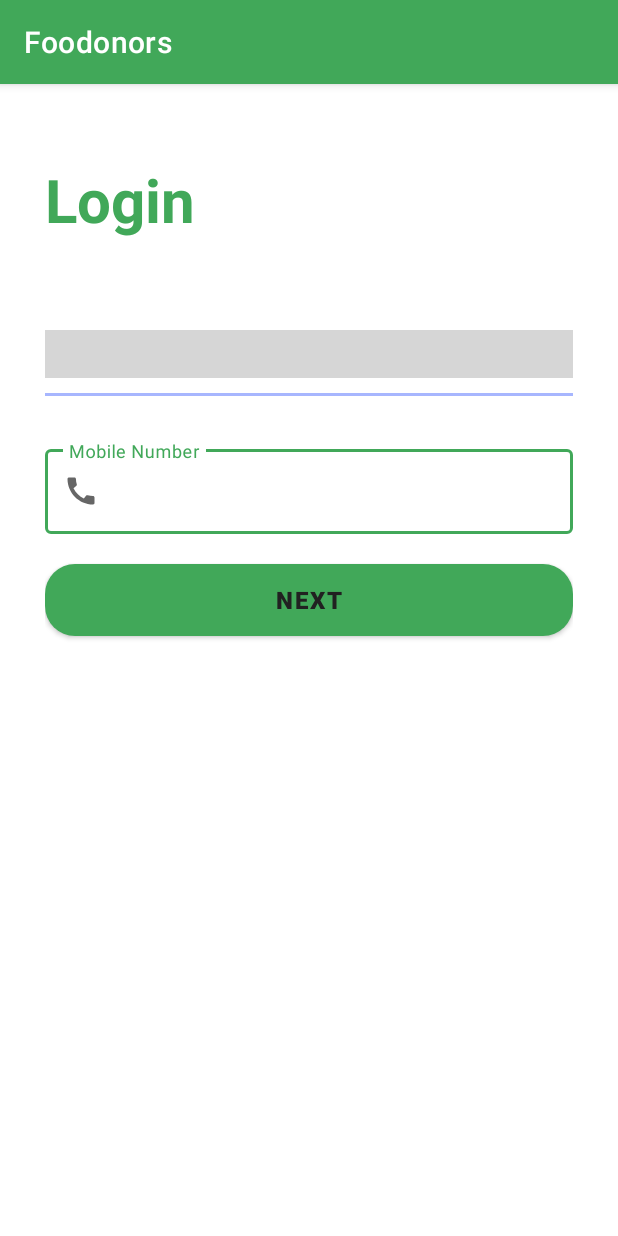
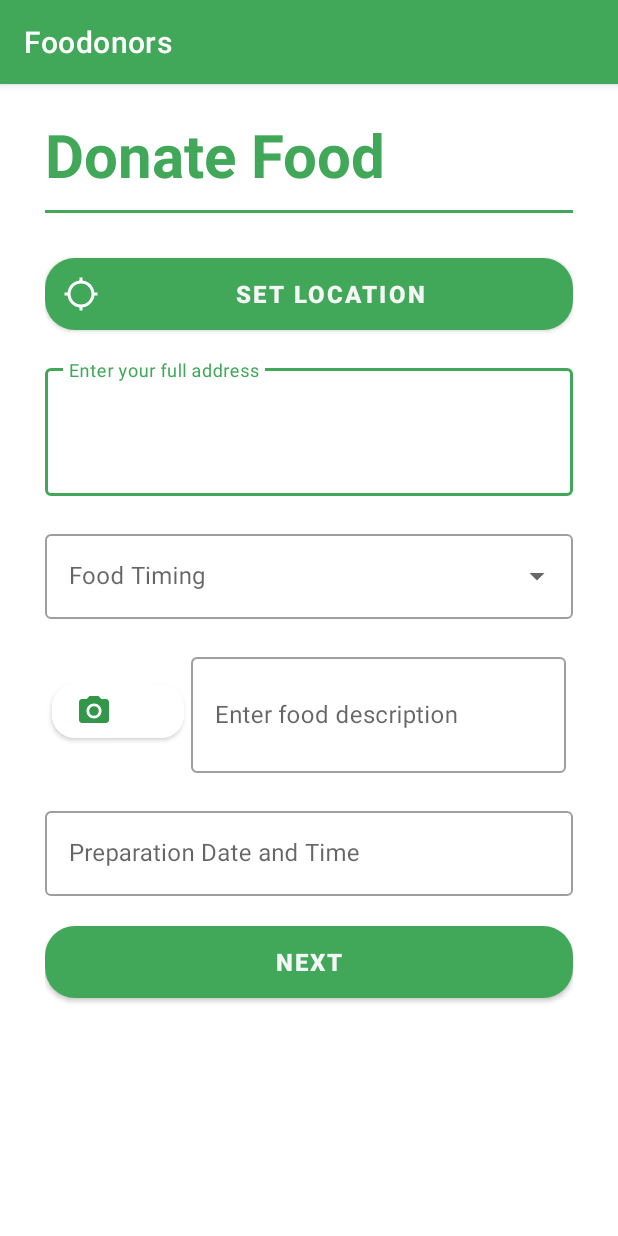
Before and after one commit to akshaypatel67/Foodonors, an Android app: the screen it shows after launch (LoginActivity before the commit, DonateFood after it), on a phone screen of 412 x 824 dp. Run offline under Robolectric (Android 15) with nearby library versions, the phone set to English and light mode, and no system bars; plain views replace CountryCodePicker; grey boxes are pictures that could not be loaded.

Commit message:
- Added food Donor activity in the project.

```diff
--- a/app/src/main/AndroidManifest.xml
+++ b/app/src/main/AndroidManifest.xml
@@ -10,7 +10,7 @@
         android:supportsRtl="true"
         android:theme="@style/Theme.Foodonors">
         <activity
-            android:name=".LoginActivity"
+            android:name=".DonateFood"
             android:exported="true">
             <intent-filter>
                 <action android:name="android.intent.action.MAIN" />
@@ -19,11 +19,20 @@
             </intent-filter>
         </activity>
         <activity
+            android:name=".LoginActivity"
+            android:exported="true">
+            <!--            <intent-filter>-->
+            <!--                <action android:name="android.intent.action.MAIN" />-->
+
+            <!--                <category android:name="android.intent.category.LAUNCHER" />-->
+            <!--            </intent-filter>-->
+        </activity>
+        <activity
             android:name=".MainActivity"
-            android:exported="true"></activity>
+            android:exported="true" />
         <activity
             android:name=".VerifyOTP"
-            android:exported="true"></activity>
+            android:exported="true" />
     </application>
 
 </manifest>
--- /dev/null
+++ b/app/src/main/java/com/example/foodonors/DonateFood.java
@@ -0,0 +1,74 @@
+package com.example.foodonors;
+
+import android.app.DatePickerDialog;
+import android.app.TimePickerDialog;
+import android.icu.util.Calendar;
+import android.os.Bundle;
+import android.view.View;
+import android.widget.DatePicker;
+import android.widget.TimePicker;
+
+import androidx.appcompat.app.AppCompatActivity;
+
+import com.google.android.material.textfield.TextInputEditText;
+
+public class DonateFood extends AppCompatActivity {
+    TextInputEditText etPrepTime;
+
+    @Override
+    protected void onCreate(Bundle savedInstanceState) {
+        super.onCreate(savedInstanceState);
+        setContentView(R.layout.activity_donate_food);
+
+        etPrepTime = findViewById(R.id.et_prep_time);
+        etPrepTime.setOnClickListener((View view) -> {
+            Calendar c = Calendar.getInstance();
+
+            // on below line we are getting
+            // our day, month and year.
+            int year = c.get(Calendar.YEAR);
+            int month = c.get(Calendar.MONTH);
+            int day = c.get(Calendar.DAY_OF_MONTH);
+
+            // on below line we are creating a
+            // variable for date picker dialog.
+            DatePickerDialog datePickerDialog = new DatePickerDialog(
+                    // on below line we are passing context.
+                    this,
+                    new DatePickerDialog.OnDateSetListener() {
+                        @Override
+                        public void onDateSet(DatePicker datePicker, int year, int monthOfYear, int dayOfMonth) {
+                            String dat = (dayOfMonth + "/" + (monthOfYear + 1) + "/" + year);
+                            etPrepTime.setText(dat);
+                        }
+                    },
+                    // on below line we are passing year, month
+                    // and day for the selected date in our date picker.
+                    year,
+                    month,
+                    day
+            );
+
+            int hour = c.get(Calendar.HOUR_OF_DAY);
+            int minute = c.get(Calendar.MINUTE);
+
+            TimePickerDialog timePickerDialog = new TimePickerDialog(
+                    this,
+                    new TimePickerDialog.OnTimeSetListener() {
+                        @Override
+                        public void onTimeSet(TimePicker timePicker, int hour, int minute) {
+                            String tim = (hour + ":" + minute);
+                            etPrepTime.setText(etPrepTime.getText() + " " + tim);
+                        }
+                    },
+                    hour,
+                    minute,
+                    true
+            );
+            // at last we are calling show
+            // to display our date picker dialog
+            timePickerDialog.show();
+            datePickerDialog.show();
+        });
+    }
+}
--- /dev/null
+++ b/app/src/main/res/drawable/ic_baseline_camera_alt_24.xml
@@ -0,0 +1,13 @@
+<vector xmlns:android="http://schemas.android.com/apk/res/android"
+    android:width="24dp"
+    android:height="24dp"
+    android:tint="#41A859"
+    android:viewportWidth="24"
+    android:viewportHeight="24">
+    <path
+        android:fillColor="@android:color/white"
+        android:pathData="M12,12m-3.2,0a3.2,3.2 0,1 1,6.4 0a3.2,3.2 0,1 1,-6.4 0" />
+    <path
+        android:fillColor="@android:color/white"
+        android:pathData="M9,2L7.17,4L4,4c-1.1,0 -2,0.9 -2,2v12c0,1.1 0.9,2 2,2h16c1.1,0 2,-0.9 2,-2L22,6c0,-1.1 -0.9,-2 -2,-2h-3.17L15,2L9,2zM12,17c-2.76,0 -5,-2.24 -5,-5s2.24,-5 5,-5 5,2.24 5,5 -2.24,5 -5,5z" />
+</vector>
--- /dev/null
+++ b/app/src/main/res/drawable/ic_baseline_location_searching_24.xml
@@ -0,0 +1,9 @@
+<vector xmlns:android="http://schemas.android.com/apk/res/android"
+    android:width="24dp"
+    android:height="24dp"
+    android:viewportWidth="24"
+    android:viewportHeight="24">
+    <path
+        android:fillColor="@android:color/white"
+        android:pathData="M20.94,11c-0.46,-4.17 -3.77,-7.48 -7.94,-7.94V1h-2v2.06C6.83,3.52 3.52,6.83 3.06,11H1v2h2.06c0.46,4.17 3.77,7.48 7.94,7.94V23h2v-2.06c4.17,-0.46 7.48,-3.77 7.94,-7.94H23v-2h-2.06zM12,19c-3.87,0 -7,-3.13 -7,-7s3.13,-7 7,-7 7,3.13 7,7 -3.13,7 -7,7z" />
+</vector>
--- /dev/null
+++ b/app/src/main/res/layout/activity_donate_food.xml
@@ -0,0 +1,163 @@
+<?xml version="1.0" encoding="utf-8"?>
+<LinearLayout xmlns:android="http://schemas.android.com/apk/res/android"
+    xmlns:app="http://schemas.android.com/apk/res-auto"
+    xmlns:tools="http://schemas.android.com/tools"
+    android:layout_width="match_parent"
+    android:layout_height="match_parent"
+    android:orientation="vertical"
+    android:paddingStart="30dp"
+    android:paddingEnd="30dp"
+    android:paddingBottom="30dp"
+    tools:context=".LoginActivity">
+
+    <TextView
+        android:layout_width="wrap_content"
+        android:layout_height="wrap_content"
+        android:layout_marginTop="20dp"
+        android:text="Donate Food"
+        android:textColor="@color/primaryColor"
+        android:textSize="40sp"
+        android:textStyle="bold" />
+
+    <View
+        android:layout_width="match_parent"
+        android:layout_height="2dp"
+        android:layout_marginVertical="10dp"
+        android:background="@color/primaryColor" />
+
+    <com.google.android.material.button.MaterialButton
+        android:id="@+id/btn_location"
+        style="@style/Widget.MaterialComponents.Button.Icon"
+        android:layout_width="match_parent"
+        android:layout_height="wrap_content"
+        android:layout_marginTop="20dp"
+        android:background="@drawable/btn_bg"
+        android:drawableStart="@drawable/ic_baseline_location_searching_24"
+        android:text="Set Location"
+        android:textColor="@color/primaryTextColor"
+        android:textSize="16sp"
+        android:textStyle="bold"
+        app:icon="@drawable/ic_baseline_location_searching_24"
+        app:iconGravity="start" />
+
+    <com.google.android.material.textfield.TextInputLayout
+        android:id="@+id/address"
+        style="@style/Widget.MaterialComponents.TextInputLayout.OutlinedBox"
+        android:layout_width="match_parent"
+        android:layout_height="wrap_content"
+        android:layout_marginTop="20dp"
+        app:boxStrokeWidthFocused="2dp"
+        app:endIconMode="clear_text">
+
+        <com.google.android.material.textfield.TextInputEditText
+            android:layout_width="match_parent"
+            android:layout_height="85dp"
+            android:hint="Enter your full address"
+            android:inputType="number" />
+    </com.google.android.material.textfield.TextInputLayout>
+
+    <!--    <com.google.android.material.textfield.TextInputLayout-->
+    <!--        style="@style/Widget.MaterialComponents.TextInputLayout.OutlinedBox"-->
+    <!--        android:layout_width="match_parent"-->
+    <!--        android:layout_height="wrap_content"-->
+    <!--        android:layout_marginTop="20dp"-->
+    <!--        app:boxStrokeWidthFocused="2dp"-->
+    <!--        app:endIconMode="clear_text">-->
+
+    <!--        <com.google.android.material.textfield.TextInputEditText-->
+    <!--            android:layout_width="match_parent"-->
+    <!--            android:layout_height="wrap_content"-->
+    <!--            android:hint="" />-->
+    <!--    </com.google.android.material.textfield.TextInputLayout>-->
+
+    <com.google.android.material.textfield.TextInputLayout
+        style="@style/Widget.MaterialComponents.TextInputLayout.OutlinedBox.ExposedDropdownMenu"
+        android:layout_width="match_parent"
+        android:layout_height="wrap_content"
+        android:layout_marginTop="20dp"
+        android:hint="Food Timing"
+        app:boxStrokeWidthFocused="2dp">
+
+        <AutoCompleteTextView
+            android:layout_width="match_parent"
+            android:layout_height="wrap_content"
+            android:drawSelectorOnTop="true"
+            android:entries="@array/food_timing"
+            android:maxLines="1"
+            android:spinnerMode="dropdown" />
+
+    </com.google.android.material.textfield.TextInputLayout>
+
+    <androidx.constraintlayout.widget.ConstraintLayout
+        android:layout_width="match_parent"
+        android:layout_height="wrap_content"
+        android:layout_marginTop="20dp"
+        app:boxStrokeWidthFocused="2dp">
+
+        <com.google.android.material.button.MaterialButton
+            android:id="@+id/materialButton2"
+            android:layout_width="wrap_content"
+            android:layout_height="wrap_content"
+            android:backgroundTint="@color/white"
+            android:paddingEnd="8dp"
+            android:textAlignment="center"
+            app:cornerRadius="15dp"
+            app:icon="@drawable/ic_baseline_camera_alt_24"
+            app:iconTint="@color/primaryDarkColor"
+            app:layout_constraintBottom_toBottomOf="parent"
+            app:layout_constraintEnd_toStartOf="@id/desc"
+            app:layout_constraintStart_toStartOf="parent"
+            app:layout_constraintTop_toTopOf="parent" />
+
+        <com.google.android.material.textfield.TextInputLayout
+            android:id="@+id/desc"
+            style="@style/Widget.MaterialComponents.TextInputLayout.OutlinedBox"
+            android:layout_width="250dp"
+            android:layout_height="wrap_content"
+            app:boxStrokeWidthFocused="2dp"
+            app:endIconMode="clear_text"
+            app:layout_constraintBottom_toBottomOf="@+id/materialButton2"
+            app:layout_constraintEnd_toEndOf="parent"
+            app:layout_constraintStart_toEndOf="@+id/materialButton2"
+            app:layout_constraintTop_toTopOf="@+id/materialButton2">
+
+            <com.google.android.material.textfield.TextInputEditText
+                android:layout_width="match_parent"
+                android:layout_height="77dp"
+                android:hint="Enter food description"
+                android:inputType="number" />
+        </com.google.android.material.textfield.TextInputLayout>
+    </androidx.constraintlayout.widget.ConstraintLayout>
+
+    <com.google.android.material.textfield.TextInputLayout
+        style="@style/Widget.MaterialComponents.TextInputLayout.OutlinedBox"
+        android:layout_width="match_parent"
+        android:layout_height="wrap_content"
+        android:layout_marginTop="20dp"
+        app:boxStrokeWidthFocused="2dp"
+        app:endIconMode="clear_text">
+
+        <com.google.android.material.textfield.TextInputEditText
+            android:id="@+id/et_prep_time"
+            android:layout_width="match_parent"
+            android:layout_height="wrap_content"
+            android:clickable="false"
+            android:cursorVisible="false"
+            android:ems="10"
+            android:focusable="false"
+            android:focusableInTouchMode="false"
+            android:hint="Preparation Date and Time"
+            android:inputType="datetime" />
+    </com.google.android.material.textfield.TextInputLayout>
+
+    <Button
+        android:id="@+id/btn_next"
+        android:layout_width="match_parent"
+        android:layout_height="wrap_content"
+        android:layout_marginTop="20dp"
+        android:background="@drawable/btn_bg"
+        android:text="Next"
+        android:textColor="@color/primaryTextColor"
+        android:textSize="16sp"
+        android:textStyle="bold" />
+</LinearLayout>
--- a/app/src/main/res/values/strings.xml
+++ b/app/src/main/res/values/strings.xml
@@ -1,3 +1,8 @@
 <resources>
     <string name="app_name">Foodonors</string>
+    <string-array name="food_timing">
+        <item>Lunch</item>
+        <item>Dinner</item>
+    </string-array>
+
 </resources>
```
